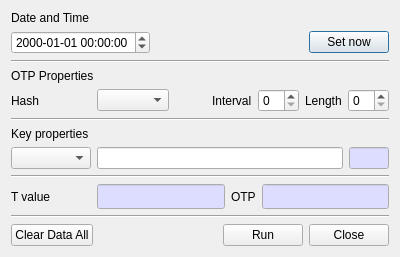
Above: BerEditor/gen_otp_dlg.ui from jykim74/BerEditor before the change. Below: the same form after it.
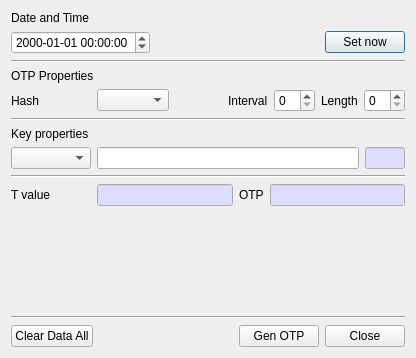
That is the form after the change.

Commit message: UI 개선

```diff
--- a/BerEditor/gen_otp_dlg.ui
+++ b/BerEditor/gen_otp_dlg.ui
@@ -6,8 +6,8 @@
    <rect>
     <x>0</x>
     <y>0</y>
-    <width>400</width>
-    <height>254</height>
+    <width>416</width>
+    <height>358</height>
    </rect>
   </property>
   <property name="windowTitle">
@@ -281,9 +281,7 @@
         </palette>
        </property>
        <property name="font">
-        <font>
-         <family>굴림체</family>
-        </font>
+        <font/>
        </property>
       </widget>
      </item>
@@ -349,9 +347,7 @@
         </palette>
        </property>
        <property name="font">
-        <font>
-         <family>굴림체</family>
-        </font>
+        <font/>
        </property>
       </widget>
      </item>
@@ -402,7 +398,7 @@
      <item row="0" column="2">
       <widget class="QPushButton" name="mRunBtn">
        <property name="text">
-        <string>Run</string>
+        <string>Gen OTP</string>
        </property>
       </widget>
      </item>
```
Left out of the diff: 4 changed lines with no effect on the pictures. The commit also changes 5 other files.
